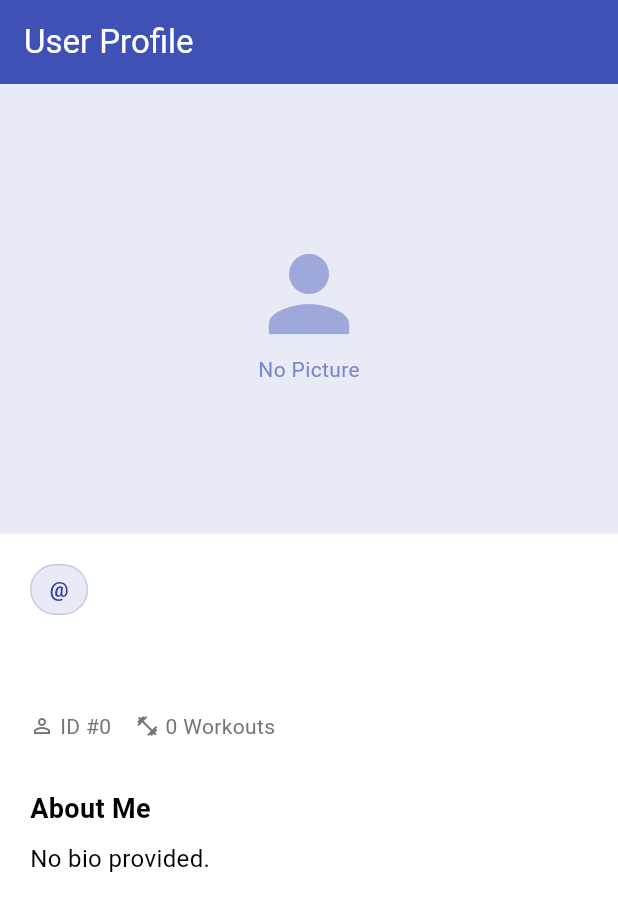
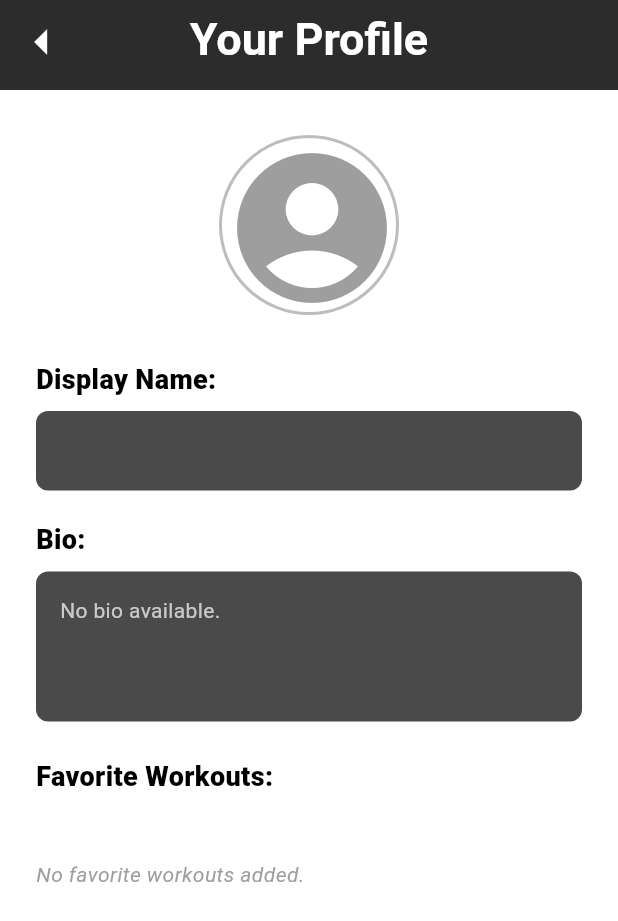
Before and after one commit to pbp-d4-semogalancar/gymbuddy-mobile, a Flutter app: the UserProfilePage screen opened directly with empty values, on a phone screen of 412 x 824 dp. Shown: the top 921 px of the screen. Run offline on Flutter 3.47's test engine with Material 3 defaults, Android fonts, the phone set to English and light mode, and no system bars; missing offline and left inert: pbp_django_auth.

Commit message:
feat(profile): page, loader, dan provider

```diff
--- a/lib/screens/user_profile/user_profile_page.dart
+++ b/lib/screens/user_profile/user_profile_page.dart
@@ -6,131 +6,222 @@ class UserProfilePage extends StatelessWidget {
 
   const UserProfilePage({super.key, required this.userProfile});
 
-  String? _getValidUrl(String? url) {
-    if (url == null || url.isEmpty) return null;
-    return url.replaceAll('localhost', '10.0.2.2');
-  }
-
   @override
   Widget build(BuildContext context) {
-    final String? validImageUrl = _getValidUrl(userProfile.profilePicture);
+    // Definisi Warna sesuai desain referensi
+    const Color darkHeaderColor = Color(0xFF2C2C2C); // header appbar
+    const Color inputBoxColor = Color(0xFF4A4A4A);   // kotak Abu-abu gelap
+    const Color labelColor = Colors.black;           // warna label tulisan
+
+    final String? imageUrl = userProfile.profilePicture;
 
     return Scaffold(
-      appBar: AppBar(
-        title: const Text('User Profile'),
-        backgroundColor: Colors.indigo,
-        foregroundColor: Colors.white,
-      ),
-      body: SingleChildScrollView(
-        child: Column(
-          crossAxisAlignment: CrossAxisAlignment.start,
-          children: [
-            // HEADER IMAGE
-            if (validImageUrl != null)
-              Image.network(
-                validImageUrl,
-                width: double.infinity,
-                height: 300,
-                fit: BoxFit.cover,
+      backgroundColor: Colors.white,
+      body: CustomScrollView(
+        slivers: [
+          // APP BAR (Sliver)
+          SliverAppBar(
+            backgroundColor: darkHeaderColor,
+            iconTheme: const IconThemeData(color: Colors.white),
+            expandedHeight: 60.0,
+            pinned: true,
 
-                errorBuilder: (ctx, err, stack) => _buildPlaceholder(),
-                loadingBuilder: (ctx, child, loading) {
-                  if (loading == null) return child;
-                  return Container(height: 300, color: Colors.grey[200]);
-                },
-              )
-            else
-              _buildPlaceholder(),
+            // tombol back custom
+            leading: IconButton(
+              icon: const Icon(
+                Icons.arrow_left,
+                color: Colors.white,
+                size: 40,
+              ),
+              onPressed: () => Navigator.pop(context),
+            ),
 
-            Padding(
-              padding: const EdgeInsets.all(20.0),
+            flexibleSpace: const FlexibleSpaceBar(
+              centerTitle: true,
+              title: Text(
+                "Your Profile",
+                style: TextStyle(
+                  color: Colors.white,
+                  fontWeight: FontWeight.bold,
+                  fontSize: 20,
+                ),
+              ),
+            ),
+          ),
+
+          // BAGIAN INFO (Foto, Nama, Bio)
+          SliverToBoxAdapter(
+            child: Padding(
+              padding: const EdgeInsets.symmetric(horizontal: 24.0, vertical: 30.0),
               child: Column(
                 crossAxisAlignment: CrossAxisAlignment.start,
                 children: [
-                  // USERNAME BADGE
-                  Container(
-                    padding: const EdgeInsets.symmetric(horizontal: 12, vertical: 6),
-                    margin: const EdgeInsets.only(bottom: 12),
-                    decoration: BoxDecoration(
-                      color: Colors.indigo.shade50,
-                      borderRadius: BorderRadius.circular(20),
-                      border: Border.all(color: Colors.indigo.shade100),
-                    ),
-                    child: Text(
-                      '@${userProfile.username}',
-                      style: TextStyle(
-                        fontWeight: FontWeight.bold,
-                        color: Colors.indigo.shade700,
+                  // --- PROFILE PICTURE LOGIC ---
+                  Center(
+                    child: Container(
+                      width: 120,
+                      height: 120,
+                      decoration: BoxDecoration(
+                        shape: BoxShape.circle,
+                        border: Border.all(color: Colors.grey.shade400, width: 2),
+                      ),
+                      child: ClipOval(
+                        child: _buildProfileImage(imageUrl),
                       ),
                     ),
                   ),
 
-                  // DISPLAY NAME
-                  Text(
-                    userProfile.displayName,
-                    style: const TextStyle(
-                      fontSize: 28,
-                      fontWeight: FontWeight.bold,
-                    ),
-                  ),
+                  const SizedBox(height: 30),
 
-                  const SizedBox(height: 12),
+                  // --- DISPLAY NAME ---
+                  _buildLabel("Display Name:", labelColor),
+                  const SizedBox(height: 8),
+                  _buildInfoBox(userProfile.displayName, inputBoxColor),
 
-                  // INFO ROW
-                  Row(
-                    children: [
-                      Icon(Icons.perm_identity, size: 16, color: Colors.grey[600]),
-                      const SizedBox(width: 4),
-                      Text("ID #${userProfile.id}", style: TextStyle(color: Colors.grey[600])),
-                      const SizedBox(width: 16),
-                      Icon(Icons.fitness_center, size: 16, color: Colors.grey[600]),
-                      const SizedBox(width: 4),
-                      Text("${userProfile.favoriteWorkouts.length} Workouts", style: TextStyle(color: Colors.grey[600])),
-                    ],
-                  ),
+                  const SizedBox(height: 20),
 
-                  const Divider(height: 32, thickness: 1),
-
-                  // BIO
-                  const Text("About Me", style: TextStyle(fontSize: 18, fontWeight: FontWeight.bold)),
+                  // --- BIO ---
+                  _buildLabel("Bio:", labelColor),
                   const SizedBox(height: 8),
-                  Text(
-                    userProfile.bio.isNotEmpty ? userProfile.bio : "No bio provided.",
-                    style: const TextStyle(fontSize: 16, height: 1.6),
-                    textAlign: TextAlign.justify,
+                  _buildInfoBox(
+                    userProfile.bio.isNotEmpty ? userProfile.bio : "No bio available.",
+                    inputBoxColor,
+                    isMultiLine: true,
                   ),
 
                   const SizedBox(height: 24),
 
-                  // WORKOUTS CHIPS
-                  if (userProfile.favoriteWorkouts.isNotEmpty) ...[
-                    const Text("Favorite Workouts", style: TextStyle(fontSize: 18, fontWeight: FontWeight.bold)),
-                    const SizedBox(height: 12),
-                    Wrap(
-                      spacing: 8,
-                      runSpacing: 8,
-                      children: userProfile.favoriteWorkouts.map((w) => Chip(label: Text(w))).toList(),
-                    ),
-                  ],
+                  // --- FAVORITE WORKOUTS LABEL ---
+                  _buildLabel("Favorite Workouts:", labelColor),
+                  const SizedBox(height: 12),
                 ],
               ),
             ),
-          ],
+          ),
+
+          // 3. GRID WORKOUTS (SliverGrid)
+          if (userProfile.favoriteWorkouts.isNotEmpty)
+            SliverToBoxAdapter(
+              child: Padding(
+                padding: const EdgeInsets.symmetric(horizontal: 24.0),
+                child: Wrap(
+                  spacing: 10.0, // Jarak horizontal antar item
+                  runSpacing: 10.0, // Jarak vertikal antar baris
+                  children: userProfile.favoriteWorkouts.map((workout) {
+                    return Container(
+                      padding: const EdgeInsets.symmetric(horizontal: 16, vertical: 10),
+                      decoration: BoxDecoration(
+                        color: Colors.white,
+                        border: Border.all(color: Colors.grey.shade300),
+                        borderRadius: BorderRadius.circular(5),
+                        boxShadow: [
+                          BoxShadow(
+                            color: Colors.grey.withOpacity(0.1),
+                            blurRadius: 1,
+                            offset: const Offset(0, 1),
+                          )
+                        ],
+                      ),
+                      // MainAxisSize.min agar lebar kotak mengikuti panjang teks
+                      child: Text(
+                        workout,
+                        style: const TextStyle(
+                          fontWeight: FontWeight.bold,
+                          fontSize: 12,
+                          color: Colors.black87,
+                        ),
+                      ),
+                    );
+                  }).toList(),
+                ),
+              ),
+            )
+          else
+            SliverToBoxAdapter(
+              child: Padding(
+                padding: const EdgeInsets.symmetric(horizontal: 24.0),
+                child: Text(
+                  "No favorite workouts added.",
+                  style: TextStyle(color: Colors.grey[500], fontStyle: FontStyle.italic),
+                ),
+              ),
+            ),
+
+          // spacer bagian bawah
+          const SliverToBoxAdapter(child: SizedBox(height: 50)),
+        ],
+      ),
+    );
+  }
+
+  // --- LOGIC GAMBAR UTAMA ---
+  Widget _buildProfileImage(String? url) {
+    // jika url ada, load gambar
+    if (url != null && url.isNotEmpty) {
+      return Image.network(
+        url,
+        fit: BoxFit.cover,
+        width: 120,
+        height: 120,
+        headers: const {"Connection": "close"},
+
+        // jika gagal load, tampilkan icon sebagai profile picture default
+        errorBuilder: (context, error, stackTrace) {
+          return const Icon(
+            Icons.account_circle,
+            size: 120,
+            color: Colors.grey,
+          );
+        },
+        // loading state
+        loadingBuilder: (context, child, loadingProgress) {
+          if (loadingProgress == null) return child;
+          return const Center(child: CircularProgressIndicator());
+        },
+      );
+    }
+
+    // 3. Jika URL Null, Tampilkan ICON
+    else {
+      return const Icon(
+        Icons.account_circle,
+        size: 120,
+        color: Colors.grey,
+      );
+    }
+  }
+
+  // Helper Widget: Label Teks Bold
+  Widget _buildLabel(String text, Color color) {
+    return Text(
+      text,
+      style: TextStyle(
+        fontSize: 18, // Ukuran font besar
+        fontWeight: FontWeight.w800, // Extra Bold
+        color: color,
+      ),
+    );
+  }
+
+  // Helper Widget: Kotak Abu-abu (Read Only)
+  Widget _buildInfoBox(String text, Color bgColor, {bool isMultiLine = false}) {
+    return Container(
+      width: double.infinity,
+      padding: const EdgeInsets.all(16),
+      // Jika multiline (bio), tingginya fix agak besar. Jika tidak, menyesuaikan konten.
+      height: isMultiLine ? 100 : null,
+      alignment: isMultiLine ? Alignment.topLeft : Alignment.centerLeft,
+      decoration: BoxDecoration(
+        color: bgColor,
+        borderRadius: BorderRadius.circular(8),
+      ),
+      child: Text(
+        text,
+        style: const TextStyle(
+          color: Colors.white70, // Teks putih agak pudar
+          fontSize: 14,
         ),
       ),
     );
   }
-
-  Widget _buildPlaceholder() {
-    return Container(
-      width: double.infinity, height: 300, color: Colors.indigo.shade50,
-      child: Column(
-        mainAxisAlignment: MainAxisAlignment.center,
-        children: [
-          Icon(Icons.person, size: 80, color: Colors.indigo.shade200),
-          Text("No Picture", style: TextStyle(color: Colors.indigo.shade300)),
-        ],
-      ),
-    );
-  }
 }
```
